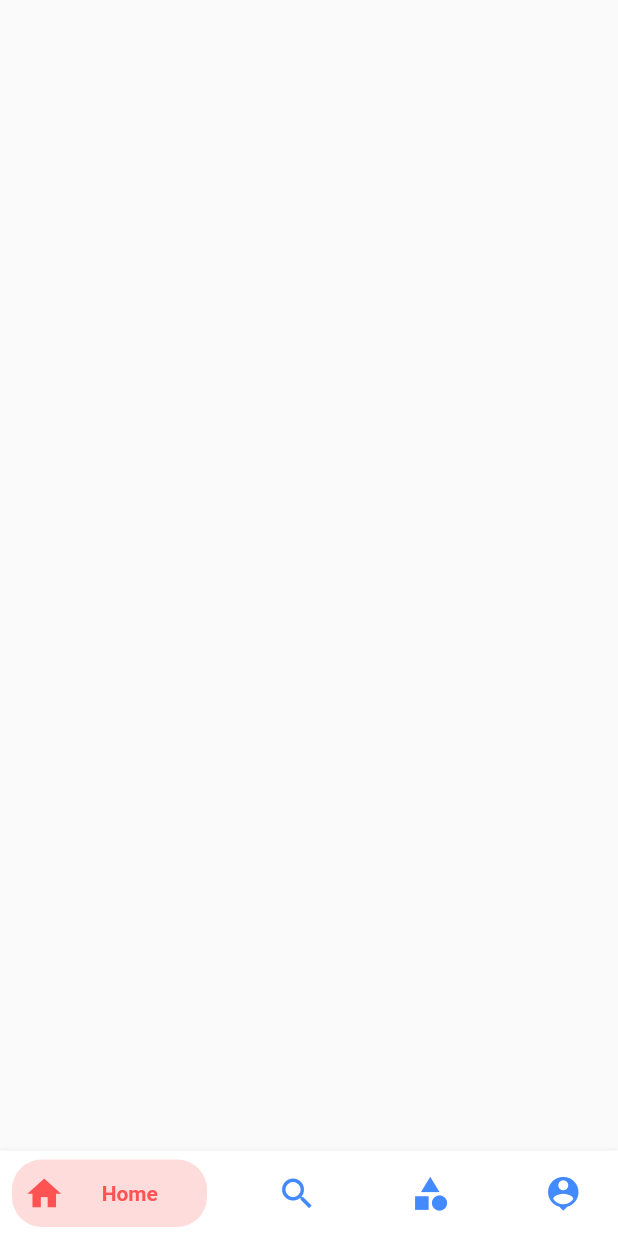
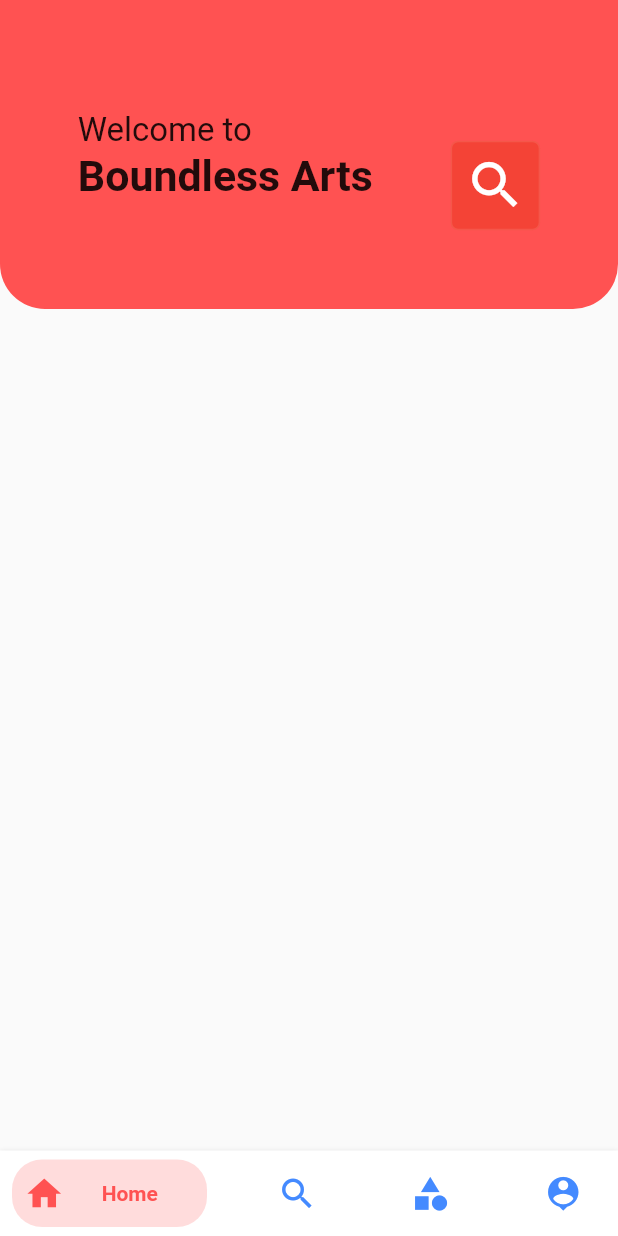
Before and after one commit to theyashmhatre/boundless_arts, a Flutter app: the screen it shows after launch, on a phone screen of 412 x 824 dp. Run offline on Flutter 3.47's test engine with Material 2 defaults, Android fonts, the phone set to English and light mode, and no system bars; drawn by our look-alikes of bottom_navy_bar; our stand-ins replace flutter_swiper.

Commit message:
HomeScreen updated
added top bar

```diff
--- a/lib/screens/home_screen.dart
+++ b/lib/screens/home_screen.dart
@@ -1,10 +1,66 @@
 import 'package:bottom_navy_bar/bottom_navy_bar.dart';
-
+import 'package:boundless_arts/constants.dart';
+import 'package:boundless_arts/util/size_util.dart';
 import 'package:flutter/material.dart';
+import 'package:flutter_swiper/flutter_swiper.dart';
 
 class HomePage extends StatelessWidget {
   @override
   Widget build(BuildContext context) {
-    return Scaffold();
+    SizeConfig().init(context);
+
+    return Scaffold(
+      body: Column(
+        children: <Widget>[
+          Container(
+            padding: EdgeInsets.only(top: SizeConfig.safeHeight * 0.05),
+            height: SizeConfig.safeHeight * 0.25,
+            decoration: BoxDecoration(
+                color: kSecondaryColor,
+                borderRadius: BorderRadius.only(
+                    bottomLeft: Radius.circular(30),
+                    bottomRight: Radius.circular(30))),
+            child: Row(
+              mainAxisAlignment: MainAxisAlignment.spaceEvenly,
+              mainAxisSize: MainAxisSize.max,
+              children: <Widget>[
+                Container(
+                  padding: EdgeInsets.only(top: SizeConfig.safeHeight * 0.04),
+                  child: Column(
+                    crossAxisAlignment: CrossAxisAlignment.start,
+                    children: <Widget>[
+                      Text(
+                        'Welcome to',
+                        style: TextStyle(
+                          fontSize: SizeConfig.scaleText(20),
+                        ),
+                      ),
+                      Text(
+                        'Boundless Arts',
+                        style: TextStyle(
+                          fontSize: SizeConfig.scaleText(26),
+                          fontWeight: FontWeight.bold,
+                        ),
+                      ),
+                    ],
+                  ),
+                ),
+                Container(
+                    padding: EdgeInsets.all(SizeConfig.safeHeight * 0.01),
+                    decoration: BoxDecoration(
+                        border: Border.all(width: 1, color: Colors.white10),
+                        color: Colors.red,
+                        borderRadius: BorderRadius.all(Radius.circular(5))),
+                    child: Icon(
+                      Icons.search,
+                      size: SizeConfig.safeHeight * 0.05,
+                      color: kPrimaryColor,
+                    )),
+              ],
+            ),
+          ),
+        ],
+      ),
+    );
   }
 }
--- a/lib/services/routing_service.dart
+++ b/lib/services/routing_service.dart
@@ -37,6 +37,8 @@ class _RoutingServiceState extends State<RoutingService> {
         controller: _pageController,
       ),
       bottomNavigationBar: BottomNavyBar(
+        topLeftRadius: 25,
+        topRightRadius: 25,
         selectedIndex: _selectedPage,
         onItemSelected: (index) => setState(() {
           _selectedPage = index;
--- /dev/null
+++ b/lib/util/size_util.dart
@@ -0,0 +1,81 @@
+import 'package:flutter/material.dart';
+import 'package:flutter/rendering.dart';
+
+class SizeConfig {
+  static MediaQueryData _mediaQueryData;
+  static double screenWidth;
+  static double screenHeight;
+  static double blockSizeHorizontal;
+  static double blockSizeVertical;
+  static double _safeAreaHorizontal;
+  static double _safeAreaVertical;
+  static double safeBlockHorizontal;
+  static double safeBlockVertical;
+  static double textScaleFactor;
+
+  /// Refrence device height
+  final double baseHeight = 812.0;
+  final double baseWidth = 375.0;
+
+  /// Screen height and width ratio
+  static double scaleHeightRatio;
+  static double scaledWidthRatio;
+
+  static double safeHeight;
+  static double safeWidth;
+
+  void init(BuildContext context,{ Constraints constraints}) {
+    _mediaQueryData = MediaQuery.of(context);
+    // Device Screen width  and height
+    screenWidth = _mediaQueryData.size.width;
+    screenHeight = _mediaQueryData.size.height;
+
+    /// Aspect ration of the device with respect to test device
+    scaleHeightRatio = screenHeight / baseHeight;
+    scaledWidthRatio = screenWidth / baseWidth;
+
+    ///textScaleFactor for the device
+    textScaleFactor = _mediaQueryData.textScaleFactor;
+
+    /// Indivudal  block size of each pixel
+    blockSizeHorizontal = screenWidth / 100;
+    blockSizeVertical = screenHeight / 100;
+
+    _safeAreaHorizontal =
+        _mediaQueryData.padding.left + _mediaQueryData.padding.right;
+    _safeAreaVertical =
+        _mediaQueryData.padding.top + _mediaQueryData.padding.bottom;
+
+    safeWidth = (screenWidth - _safeAreaHorizontal);
+    safeHeight = (screenHeight - _safeAreaVertical);
+
+    /// Safe Heigth and width considering padding and app bar size
+    safeBlockHorizontal = (screenWidth - _safeAreaHorizontal) / 100;
+    safeBlockVertical = (screenHeight - _safeAreaVertical) / 100;
+  }
+
+  /// safe height sacling on ratio
+  // static double sacleHeightSafe(double actualHeight) {
+  //   return (actualHeight * scaleHeightRatio) - safeHeight;
+  // }
+
+  /// safe width sacling on ratio
+  // static double scalewidthsafe(double actaulWidth) {
+  //   return (actaulWidth * scaleHeightRatio) - safeWidth;
+  // }
+
+  // /// Method to scale the height of a widget
+  // static double scaleHeight(double actulaHeight) {
+  //   return actulaHeight * scaleHeightRatio;
+  // }
+
+  /// Method to scale the width of a widget
+  // static double scaledWidth(double actaulWidth) {
+    // return actaulWidth * scaledWidthRatio;
+  // }
+
+  ///Method to scale the text
+  static double scaleText(double actaulSize) {
+    return actaulSize * scaledWidthRatio * textScaleFactor;
+  }
+}
--- a/pubspec.yaml
+++ b/pubspec.yaml
@@ -17,7 +17,11 @@ dependencies:
 
 
   cupertino_icons: ^0.1.3
-  bottom_navy_bar: ^5.4.0
+  flutter_swiper: ^1.1.6
+  http: ^0.12.1
+  bottom_navy_bar:
+    git:
+      url: https://github.com/theyashmhatre/bottom_navy_bar
 
 dev_dependencies:
   flutter_test:
```
Also changed, not shown: lib/main.dart (+1 -12 lines), lib/services/networking.dart (added), pubspec.lock.
